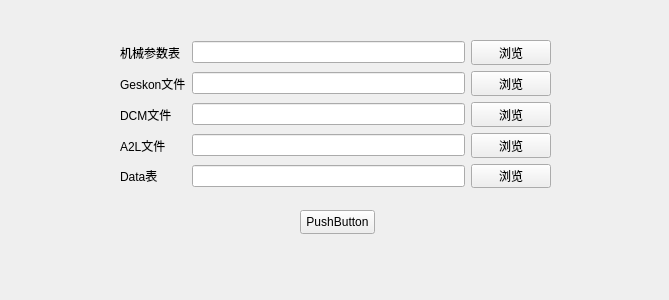
First picture: the form in form_demo.ui, repository 395020539/testProject, before the edit.
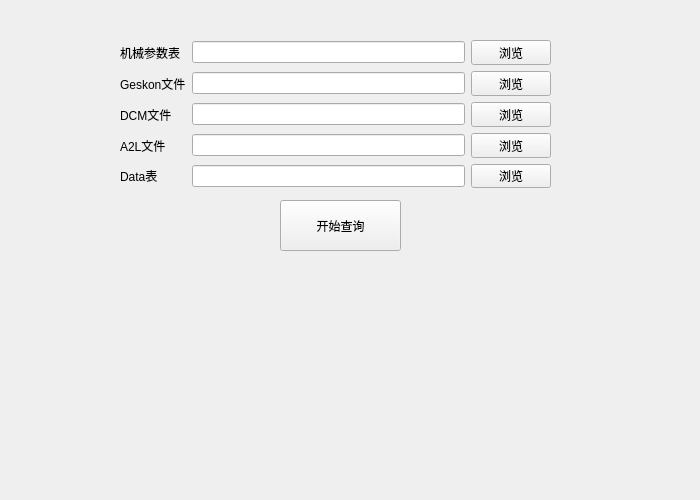
Second picture: the form after the edit.

Patch:
```diff
--- a/form_demo.ui
+++ b/form_demo.ui
@@ -6,24 +6,39 @@
    <rect>
     <x>0</x>
     <y>0</y>
-    <width>669</width>
-    <height>300</height>
+    <width>700</width>
+    <height>500</height>
    </rect>
   </property>
+  <property name="minimumSize">
+   <size>
+    <width>700</width>
+    <height>500</height>
+   </size>
+  </property>
+  <property name="maximumSize">
+   <size>
+    <width>700</width>
+    <height>1200</height>
+   </size>
+  </property>
   <property name="windowTitle">
    <string>Formdemo</string>
   </property>
-  <widget class="QPushButton" name="pushButton_5">
+  <property name="windowOpacity">
+   <double>6.000000000000000</double>
+  </property>
+  <widget class="QPushButton" name="startbtn">
    <property name="geometry">
     <rect>
-     <x>300</x>
-     <y>210</y>
-     <width>75</width>
-     <height>24</height>
+     <x>280</x>
+     <y>200</y>
+     <width>121</width>
+     <height>51</height>
     </rect>
    </property>
    <property name="text">
-    <string>PushButton</string>
+    <string>开始查询</string>
    </property>
   </widget>
   <widget class="QWidget" name="layoutWidget">
```
Left out of the diff: 15 changed lines with no effect on the pictures.
